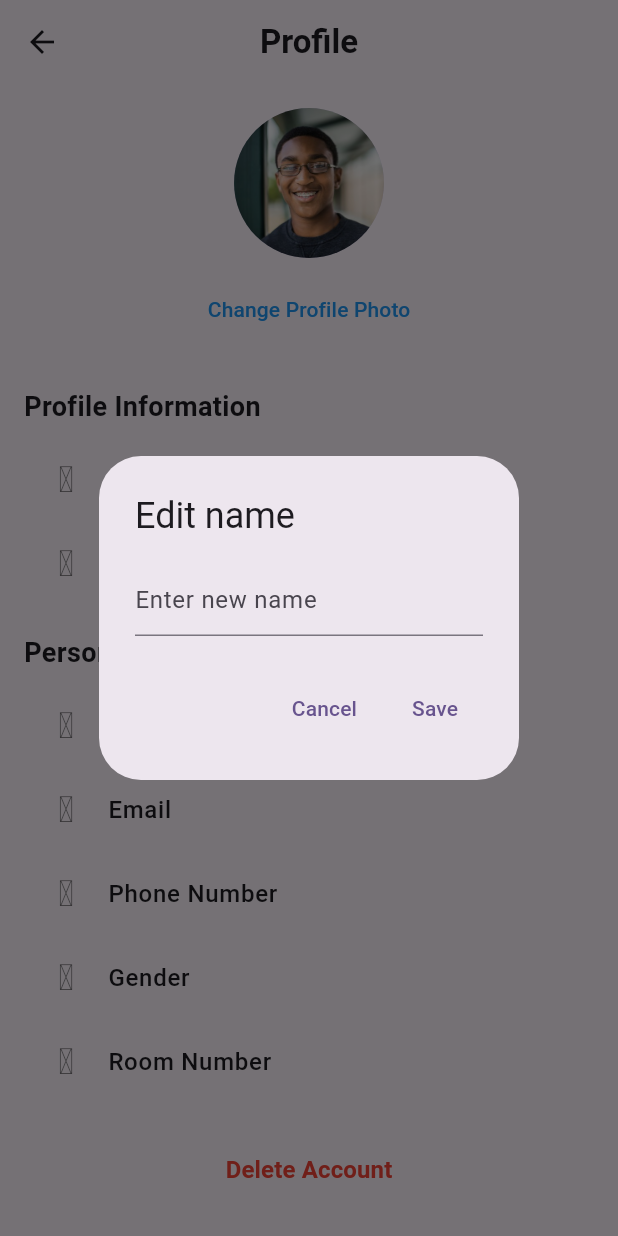
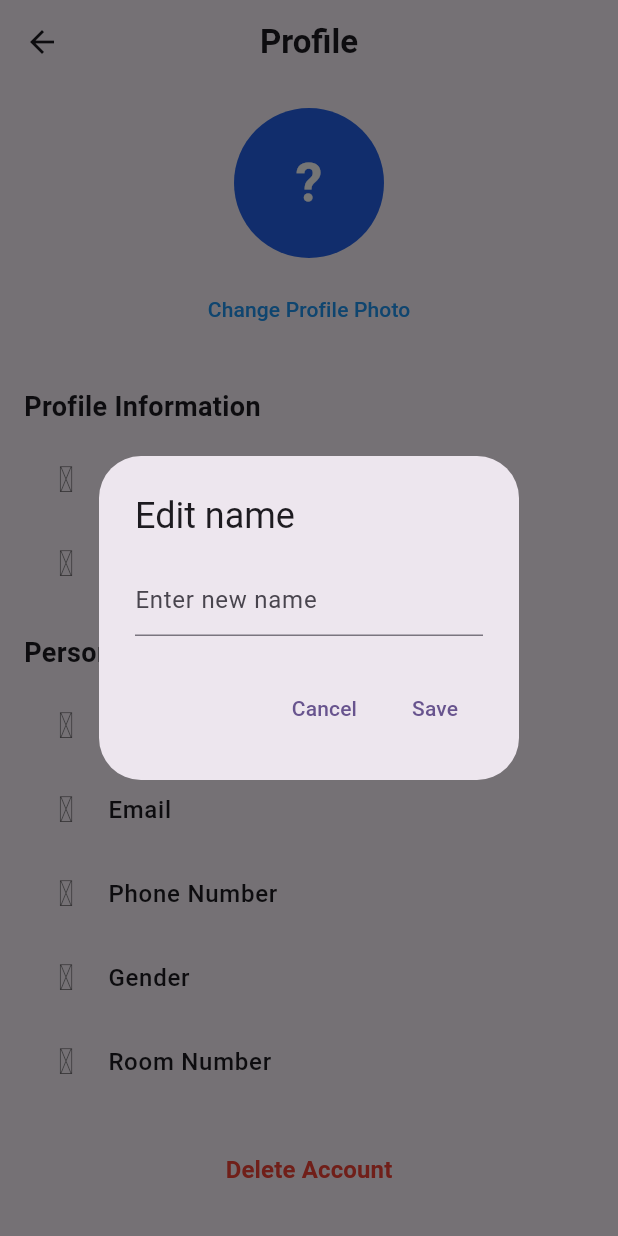
Before and after one commit to Tunchi1k/Errand, a Flutter app: the ProfilePage screen opened directly, after a tap on "Name", on a phone screen of 412 x 824 dp. Run offline on Flutter 3.47's test engine with Material 3 defaults, Android fonts, the light colour scheme and no system bars; our stand-ins replace cloud_firestore, firebase_auth, firebase_core, google_fonts, iconsax, image_picker; accounts and stored records are empty.

Commit message:
Made changes

```diff
--- /dev/null
+++ b/errand/dart_defines.example.json
@@ -0,0 +1,3 @@
+{
+  "SUPABASE_ANON_KEY": "eyJhbGciOiJIUzI1NiIsInR5cCI6IkpXVCJ9.eyJpc3MiOiJzdXBhYmFzZSIsInJlZiI6InJmcW5lcnZyaHh6YWNrcm11b2VjIiwicm9sZSI6ImFub24iLCJpYXQiOjE3NTAxODUyMzAsImV4cCI6MjA2NTc2MTIzMH0.NywMytTREcK2onPcAY53tUDS0tvulCK0eeuRKXMXbNg"
+}
--- /dev/null
+++ b/errand/lib/config/supabase_config.dart
@@ -0,0 +1,9 @@
+/// Shared Supabase configuration.
+///
+/// Pass the anon key at build/run time with:
+/// --dart-define=SUPABASE_ANON_KEY=<your-anon-key>
+const String supabaseUrl = 'https://rfqnervrhxzackrmuoec.supabase.co';
+const String supabaseKey = String.fromEnvironment('SUPABASE_ANON_KEY');
+
+const String supabaseVerificationsBucket = 'verifications';
+const String supabaseUserProfileBucket = 'userprofile';
--- a/errand/lib/pages/profile/profile.dart
+++ b/errand/lib/pages/profile/profile.dart
@@ -6,6 +6,7 @@ import 'package:cloud_firestore/cloud_firestore.dart';
 import 'package:firebase_auth/firebase_auth.dart';
 import 'package:image_picker/image_picker.dart';
 import 'package:http/http.dart' as http;
+import 'package:errand/config/supabase_config.dart';
 
 class ProfilePage extends StatefulWidget {
   const ProfilePage({super.key});
@@ -17,9 +18,6 @@ class ProfilePage extends StatefulWidget {
 class _ProfilePageState extends State<ProfilePage> {
   final FirebaseAuth _auth = FirebaseAuth.instance;
   final FirebaseFirestore _firestore = FirebaseFirestore.instance;
-  static const String _supabaseUrl = 'https://ubnxtmypavqfixfuyakz.supabase.co';
-  static const String _supabaseKey =
-      'eyJhbGciOiJIUzI1NiIsInR5cCI6IkpXVCJ9.eyJpc3MiOiJzdXBhYmFzZSIsInJlZiI6InVibnh0bXlwYXZxZml4ZnV5YWt6Iiwicm9sZSI6ImFub24iLCJpYXQiOjE3ODAxNDIwOTAsImV4cCI6MjA5NTcxODA5MH0.EFGpwulSPqibSpDylclzQkZx8Yaf4ar85B51knqZUEg';
   User? user;
   Map<String, dynamic>? userData;
   File? _image;
@@ -43,13 +41,57 @@ class _ProfilePageState extends State<ProfilePage> {
     return '$photoUrl${separator}v=$versionValue';
   }
 
-  ImageProvider<Object> _profileImageProvider() {
+  ImageProvider<Object>? _profileImageProvider() {
     if (_image != null) return FileImage(_image!);
 
     final photoUrl = _profilePhotoUrl();
     if (photoUrl.isNotEmpty) return NetworkImage(photoUrl);
 
-    return const AssetImage('images/user.jpg');
+    return null;
+  }
+
+  String _profileInitial() {
+    final name = userData?['name']?.toString().trim() ?? '';
+    return name.isEmpty ? '?' : name.substring(0, 1).toUpperCase();
+  }
+
+  Color _profileAvatarColor() {
+    const colors = [
+      Color(0xFF2563EB),
+      Color(0xFF7C3AED),
+      Color(0xFFDB2777),
+      Color(0xFFDC2626),
+      Color(0xFFEA580C),
+      Color(0xFF059669),
+      Color(0xFF0891B2),
+    ];
+    final name = userData?['name']?.toString().trim() ?? '';
+    final seed = name.isEmpty ? (user?.uid ?? '?') : name;
+    var hash = 0;
+    for (final codeUnit in seed.codeUnits) {
+      hash = (hash * 31 + codeUnit) & 0x7fffffff;
+    }
+    return colors[hash % colors.length];
+  }
+
+  Widget _profileAvatar() {
+    final imageProvider = _profileImageProvider();
+    return CircleAvatar(
+      radius: 50,
+      backgroundColor: _profileAvatarColor(),
+      backgroundImage: imageProvider,
+      child:
+          imageProvider == null
+              ? Text(
+                _profileInitial(),
+                style: const TextStyle(
+                  color: Colors.white,
+                  fontSize: 36,
+                  fontWeight: FontWeight.bold,
+                ),
+              )
+              : null,
+    );
   }
 
   String _networkErrorMessage(Object error) {
@@ -147,16 +189,15 @@ class _ProfilePageState extends State<ProfilePage> {
         final userId = user!.uid;
         final updatedAt = DateTime.now().millisecondsSinceEpoch;
         final fileName = "$userId-$updatedAt.jpg";
-        final bucket = 'userprofile';
-
         final bytes = await imageFile.readAsBytes();
+        debugPrint('KEY LENGTH: ${supabaseKey.length}');
 
         final response = await http
             .post(
-              Uri.parse('$_supabaseUrl/storage/v1/object/$bucket/$fileName'),
+              Uri.parse('$supabaseUrl/storage/v1/object/$supabaseUserProfileBucket/$fileName'),
               headers: {
-                'Authorization': 'Bearer $_supabaseKey',
-                'apikey': _supabaseKey,
+                'Authorization': 'Bearer $supabaseKey',
+                'apikey': supabaseKey,
                 'Content-Type': 'application/octet-stream',
                 'x-upsert': 'true',
               },
@@ -166,7 +207,7 @@ class _ProfilePageState extends State<ProfilePage> {
 
         if (response.statusCode == 200 || response.statusCode == 201) {
           final publicUrl =
-              '$_supabaseUrl/storage/v1/object/public/$bucket/$fileName';
+              '$supabaseUrl/storage/v1/object/public/$supabaseUserProfileBucket/$fileName';
 
           await _firestore.collection('users').doc(userId).update({
             'profilePhoto': publicUrl,
@@ -220,10 +261,7 @@ class _ProfilePageState extends State<ProfilePage> {
                 child: Column(
                   crossAxisAlignment: CrossAxisAlignment.center,
                   children: [
-                    CircleAvatar(
-                      radius: 50,
-                      backgroundImage: _profileImageProvider(),
-                    ),
+                    _profileAvatar(),
                     SizedBox(height: 10),
                     TextButton(
                       onPressed: _pickImage,
--- a/errand/pubspec.yaml
+++ b/errand/pubspec.yaml
@@ -93,7 +93,6 @@ flutter:
     - images/grocery.jpeg
     - images/package.jpeg
     - images/document.jpeg
-    - images/user.jpg
     - images/Signup.png
     - images/role.png
     - images/verify.png
```
Also changed, not shown: errand/lib/pages/Login and Signup/verification.dart (+4 -6 lines), errand/images/user.jpg (deleted), 1 other file.
